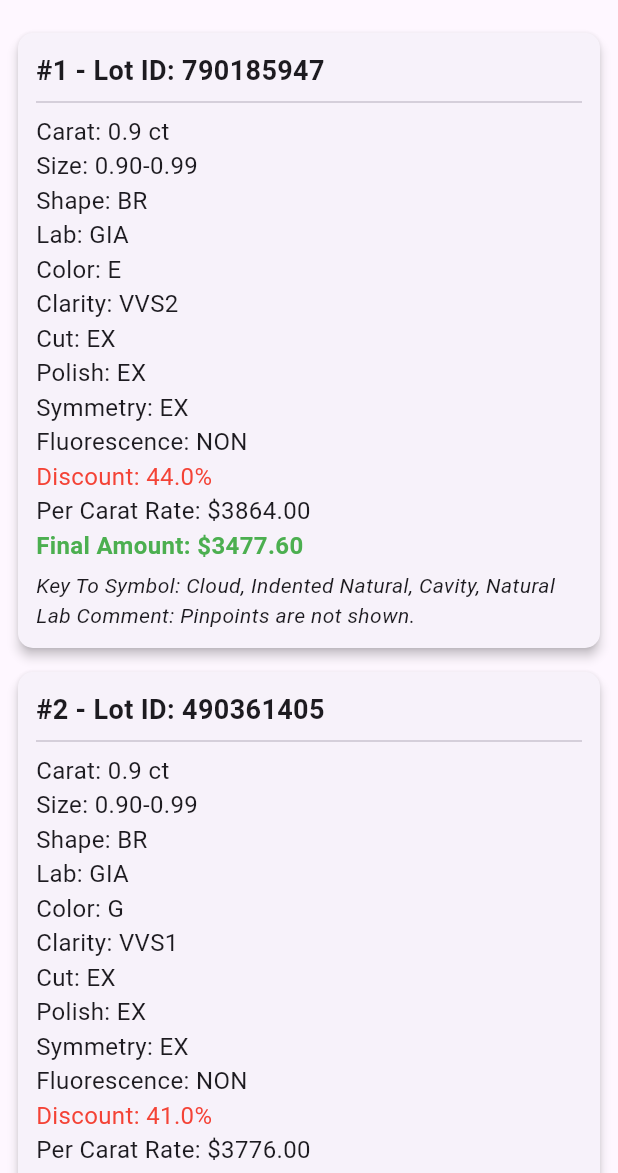
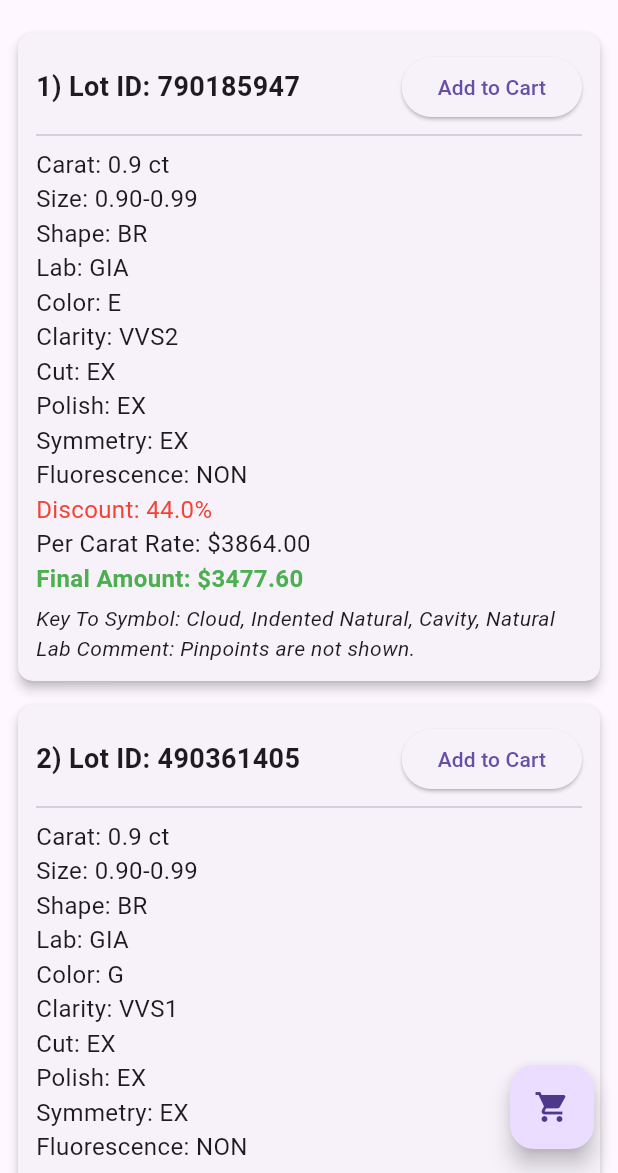
Before and after one commit to aunshpatel/diamond_selection_app, a Flutter app: the ResultPage screen opened directly, on a phone screen of 412 x 824 dp, the part 63-1236 px from its top. Run offline on Flutter 3.47's test engine with Material 3 defaults, Android fonts, the phone set to English and light mode, and no system bars; our stand-ins replace flutter_bloc.

Commit message:
Add button to redirect to cart page

```diff
--- a/lib/screens/result_page.dart
+++ b/lib/screens/result_page.dart
@@ -1,7 +1,9 @@
 import 'package:flutter/material.dart';
 import 'package:flutter_bloc/flutter_bloc.dart';
+import '../blocs/cart_bloc.dart';
 import '../blocs/diamond_bloc.dart';
 import '../models/diamondModel.dart';
+import 'cart_page.dart';
 
 class ResultPage extends StatefulWidget {
   const ResultPage({super.key});
@@ -31,15 +33,6 @@ class _ResultPageState extends State<ResultPage> {
               itemCount: diamonds.length,
               itemBuilder: (context, index) {
                 final diamond = diamonds[index];
-                /*return ListTile(
-                  leading: Text("${index+1}) ", style: TextStyle(fontSize: 18)),
-                  title: Text("Lot ID: ${diamond.lotID}", style: TextStyle(fontSize: 16)),
-                  subtitle: Text(
-                      "Carat: ${diamond.carat}, Shape: ${diamond.shape}, Color: ${diamond.color}, Clarity: ${diamond.clarity}",
-                      style: TextStyle(fontSize: 14)
-                  ),
-                  trailing: Text("\$${diamond.finalAmount}", style: TextStyle(fontSize: 16)),
-                );*/
                 return Card(
                   margin: EdgeInsets.symmetric(vertical: 8, horizontal: 12),
                   shape: RoundedRectangleBorder(borderRadius: BorderRadius.circular(10)),
@@ -49,7 +42,23 @@ class _ResultPageState extends State<ResultPage> {
                     child: Column(
                       crossAxisAlignment: CrossAxisAlignment.start,
                       children: [
-                        Text("#${index + 1} - Lot ID: ${diamond.lotID}", style: TextStyle(fontSize: 18, fontWeight: FontWeight.bold)),
+                        Row(
+                          mainAxisAlignment: MainAxisAlignment.spaceBetween,
+                          children: [
+                            Flexible(
+                              child: Text("${index + 1}) Lot ID: ${diamond.lotID}", style: TextStyle(fontSize: 18, fontWeight: FontWeight.bold)),
+                            ),
+                            ElevatedButton(
+                              onPressed: () {
+                                context.read<CartBloc>().add(AddToCart(diamond));
+                                ScaffoldMessenger.of(context).showSnackBar(
+                                    SnackBar(content: Text("${diamond.lotID} added to cart"))
+                                );
+                              },
+                              child: const Text("Add to Cart"),
+                            ),
+                          ],
+                        ),
                         Divider(),
                         Text("Carat: ${diamond.carat} ct", style: TextStyle(fontSize: 16)),
                         Text("Size: ${diamond.size}", style: TextStyle(fontSize: 16)),
@@ -78,6 +87,15 @@ class _ResultPageState extends State<ResultPage> {
           }
         },
       ),
+      floatingActionButton: FloatingActionButton(
+        onPressed: () {
+          Navigator.push(
+            context,
+            MaterialPageRoute(builder: (context) => CartPage()),
+          );
+        },
+        child: const Icon(Icons.shopping_cart),
+      ),
     );
   }
 }
```
